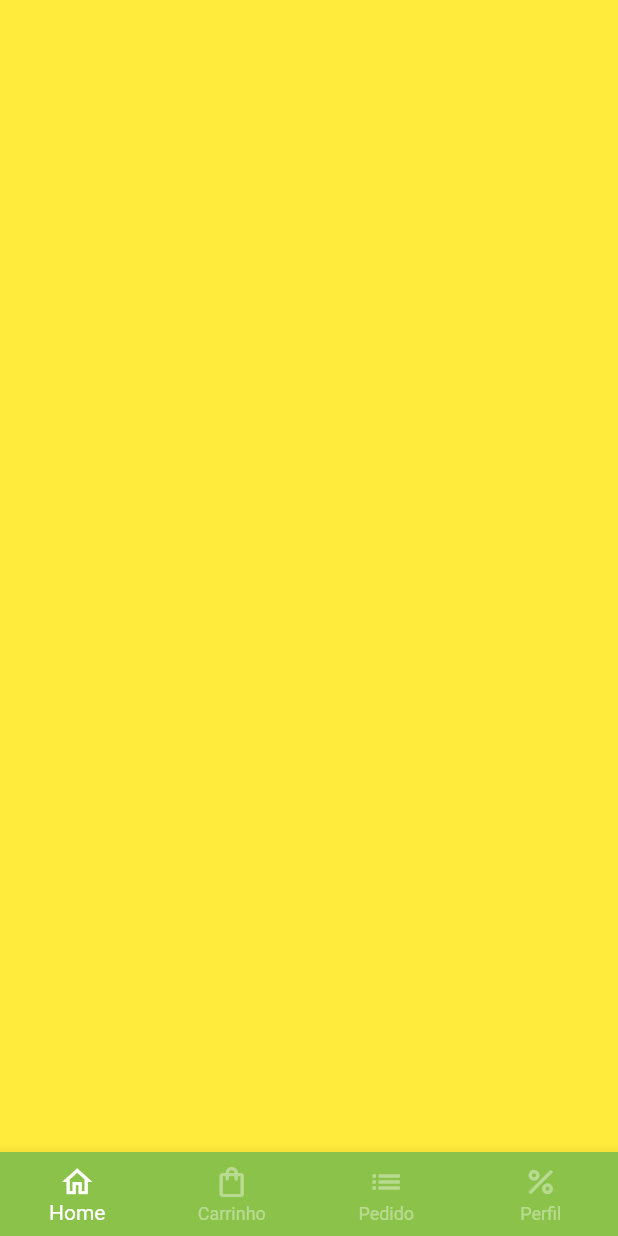
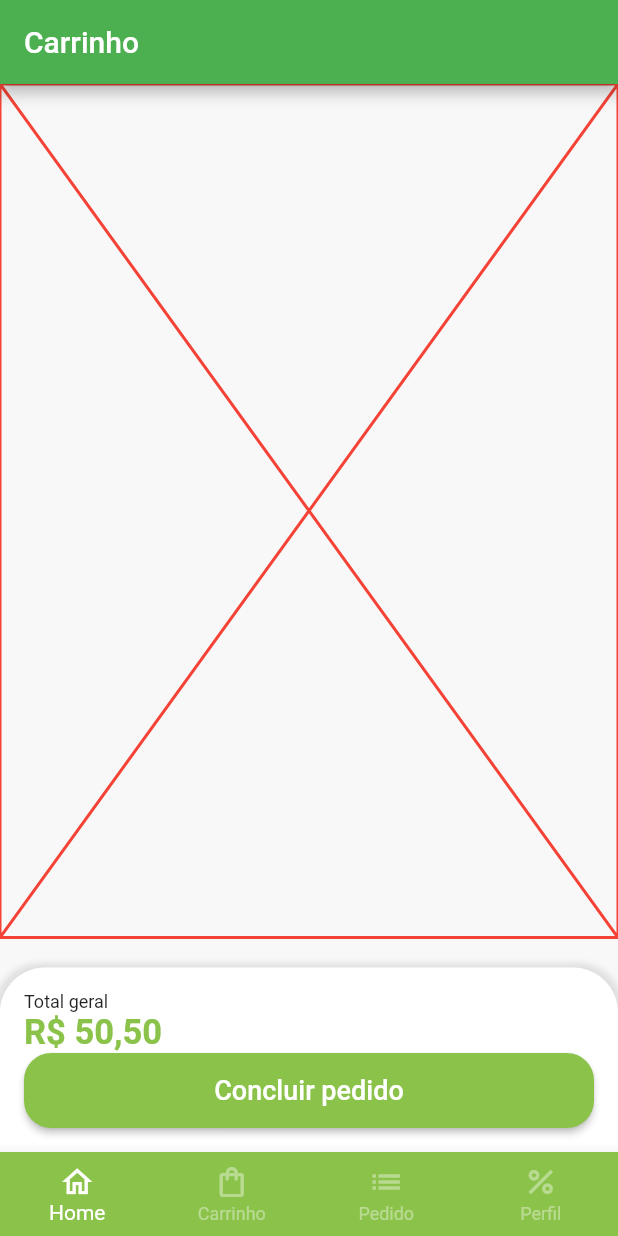
Before and after one commit to caneto/Projeto-do-Quintanda-Virtual---1, a Flutter app: the HomeScreen screen opened directly, swiped to page 2, on a phone screen of 412 x 824 dp. Run offline on Flutter 3.47's test engine with Material 2 defaults, Android fonts, the phone set to English and light mode, and no system bars; our stand-ins replace animated_text_kit, badges, mask_text_input_formatter.

Commit message:
Atualização do cart_tab

```diff
--- /dev/null
+++ b/lib/tabs/cart_tab.dart
@@ -0,0 +1,74 @@
+import 'package:flutter/material.dart';
+import 'package:quitandavirtual/config/custom_colors.dart';
+import 'package:quitandavirtual/utils/utils_services.dart';
+
+class CartTab extends StatelessWidget {
+  CartTab({Key? key}) : super(key: key);
+
+  final UtilsServices utilsServices = UtilsServices();
+
+  @override
+  Widget build(BuildContext context) {
+    return Scaffold(
+      appBar: AppBar(
+        title: Text('Carrinho'),
+      ),
+      body: Column(
+        children: [
+          const Expanded(
+            child: Placeholder(
+              color: Colors.red,
+            ),
+          ),
+          SizedBox(
+            height: 20,
+          ),
+          Container(
+            padding: const EdgeInsets.all(16),
+            decoration: BoxDecoration(
+                color: Colors.white,
+                borderRadius: BorderRadius.vertical(
+                  top: Radius.circular(30),
+                ),
+                boxShadow: [
+                  BoxShadow(
+                    color: Colors.grey.shade300,
+                    blurRadius: 3,
+                    spreadRadius: 3,
+                  )
+                ]),
+            child: Column(
+              crossAxisAlignment: CrossAxisAlignment.stretch,
+              children: [
+                const Text(
+                  'Total geral',
+                  style: TextStyle(fontSize: 12),
+                ),
+                Text(
+                  utilsServices.priceToCurrency(50.5),
+                  style: TextStyle(
+                      fontSize: 23,
+                      color: CustomColors.customSwatchColor,
+                      fontWeight: FontWeight.bold),
+                ),
+                SizedBox(
+                  height: 50,
+                  child: ElevatedButton(
+                    style: ElevatedButton.styleFrom(
+                      backgroundColor: CustomColors.customSwatchColor,
+                      shape: RoundedRectangleBorder(
+                        borderRadius: BorderRadius.circular(18),
+                      ),
+                    ),
+                    onPressed: () {},
+                    child: const Text('Concluir pedido', style: TextStyle(fontSize: 18),),
+                  ),
+                )
+              ],
+            ),
+          )
+        ],
+      ),
+    );
+  }
+}
--- a/lib/ui/home_screen.dart
+++ b/lib/ui/home_screen.dart
@@ -1,5 +1,6 @@
 import 'package:flutter/material.dart';
 import 'package:quitandavirtual/config/custom_colors.dart';
+import 'package:quitandavirtual/tabs/cart_tab.dart';
 import 'package:quitandavirtual/tabs/home_tab.dart';
 
 class HomeScreen extends StatefulWidget {
@@ -22,7 +23,7 @@ class _HomeScreenState extends State<HomeScreen> {
         physics: const NeverScrollableScrollPhysics(),
         children: [
           HomeTab(),
-          Container(color: Colors.yellow,),
+          CartTab(),
           Container(color: Colors.blue,),
           Container(color: Colors.purple,),
         ],
```
